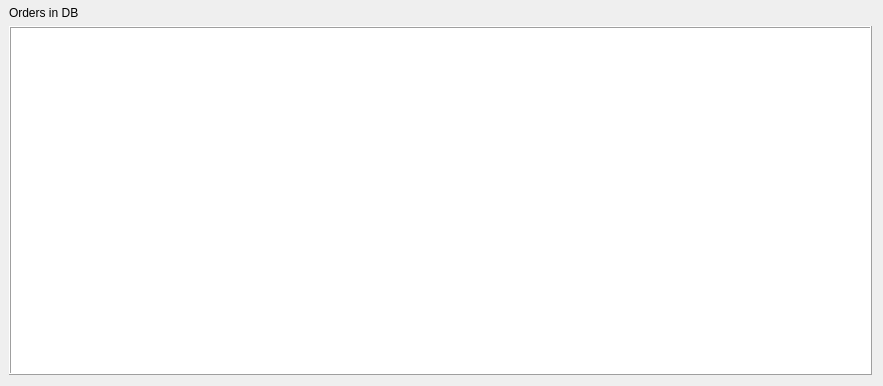
Qt form Orderswindow.ui (Fraganya/StickerMe) before a commit.
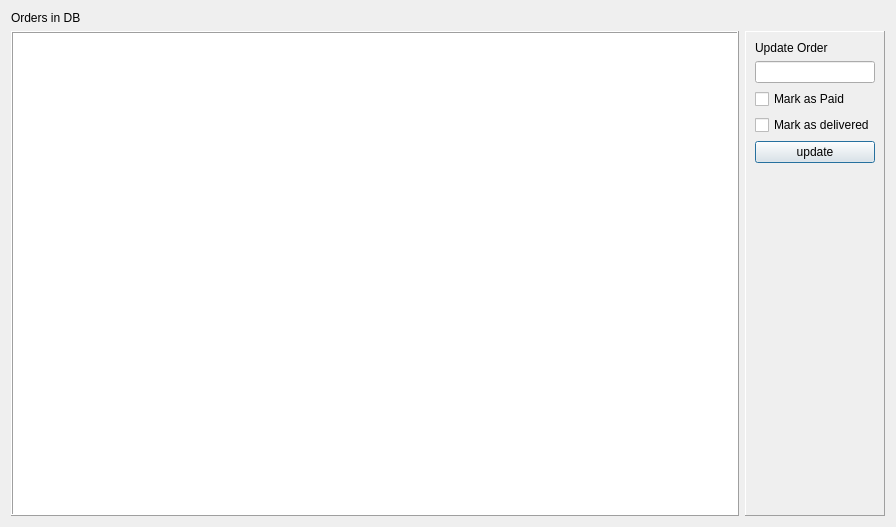
The same form after that commit.

Commit message: Added functionality to update the orders

Patch:
```diff
--- a/Orderswindow.ui
+++ b/Orderswindow.ui
@@ -6,8 +6,8 @@
    <rect>
     <x>0</x>
     <y>0</y>
-    <width>883</width>
-    <height>386</height>
+    <width>896</width>
+    <height>527</height>
    </rect>
   </property>
   <property name="windowTitle">
@@ -16,13 +16,7 @@
   <property name="modal">
    <bool>true</bool>
   </property>
-  <layout class="QVBoxLayout" name="verticalLayout">
-   <property name="leftMargin">
-    <number>9</number>
-   </property>
-   <property name="topMargin">
-    <number>6</number>
-   </property>
+  <layout class="QVBoxLayout" name="verticalLayout_2">
    <item>
     <widget class="QLabel" name="tblCaption">
      <property name="text">
@@ -31,7 +25,15 @@
     </widget>
    </item>
    <item>
+    <layout class="QHBoxLayout" name="horizontalLayout">
+     <item>
     <widget class="QTableView" name="tblOrders">
+       <property name="sizePolicy">
+        <sizepolicy hsizetype="Expanding" vsizetype="Expanding">
+         <horstretch>1</horstretch>
+         <verstretch>2</verstretch>
+        </sizepolicy>
+       </property>
      <property name="frameShape">
       <enum>QFrame::Box</enum>
      </property>
@@ -42,6 +44,70 @@
       <bool>true</bool>
      </property>
     </widget>
+     </item>
+     <item>
+      <widget class="QFrame" name="frame">
+       <property name="sizePolicy">
+        <sizepolicy hsizetype="Preferred" vsizetype="Minimum">
+         <horstretch>0</horstretch>
+         <verstretch>0</verstretch>
+        </sizepolicy>
+       </property>
+       <property name="frameShape">
+        <enum>QFrame::Panel</enum>
+       </property>
+       <property name="frameShadow">
+        <enum>QFrame::Raised</enum>
+       </property>
+       <layout class="QVBoxLayout" name="verticalLayout">
+        <item>
+         <widget class="QLabel" name="lbUpdate">
+          <property name="text">
+           <string>Update Order</string>
+          </property>
+         </widget>
+        </item>
+        <item>
+         <widget class="QLineEdit" name="txtOrderNum"/>
+        </item>
+        <item>
+         <widget class="QCheckBox" name="cbxPaid">
+          <property name="text">
+           <string>Mark as Paid</string>
+          </property>
+         </widget>
+        </item>
+        <item>
+         <widget class="QCheckBox" name="cbxDelivered">
+          <property name="text">
+           <string>Mark as delivered</string>
+          </property>
+         </widget>
+        </item>
+        <item>
+         <widget class="QPushButton" name="btnUpdate">
+          <property name="text">
+           <string>update</string>
+          </property>
+         </widget>
+        </item>
+        <item>
+         <spacer name="verticalSpacer">
+          <property name="orientation">
+           <enum>Qt::Vertical</enum>
+          </property>
+          <property name="sizeHint" stdset="0">
+           <size>
+            <width>20</width>
+            <height>40</height>
+           </size>
+          </property>
+         </spacer>
+        </item>
+       </layout>
+      </widget>
+     </item>
+    </layout>
    </item>
   </layout>
  </widget>
```
Lines whose indentation alone changed are shown as unchanged. The commit also changes 3 other files.
